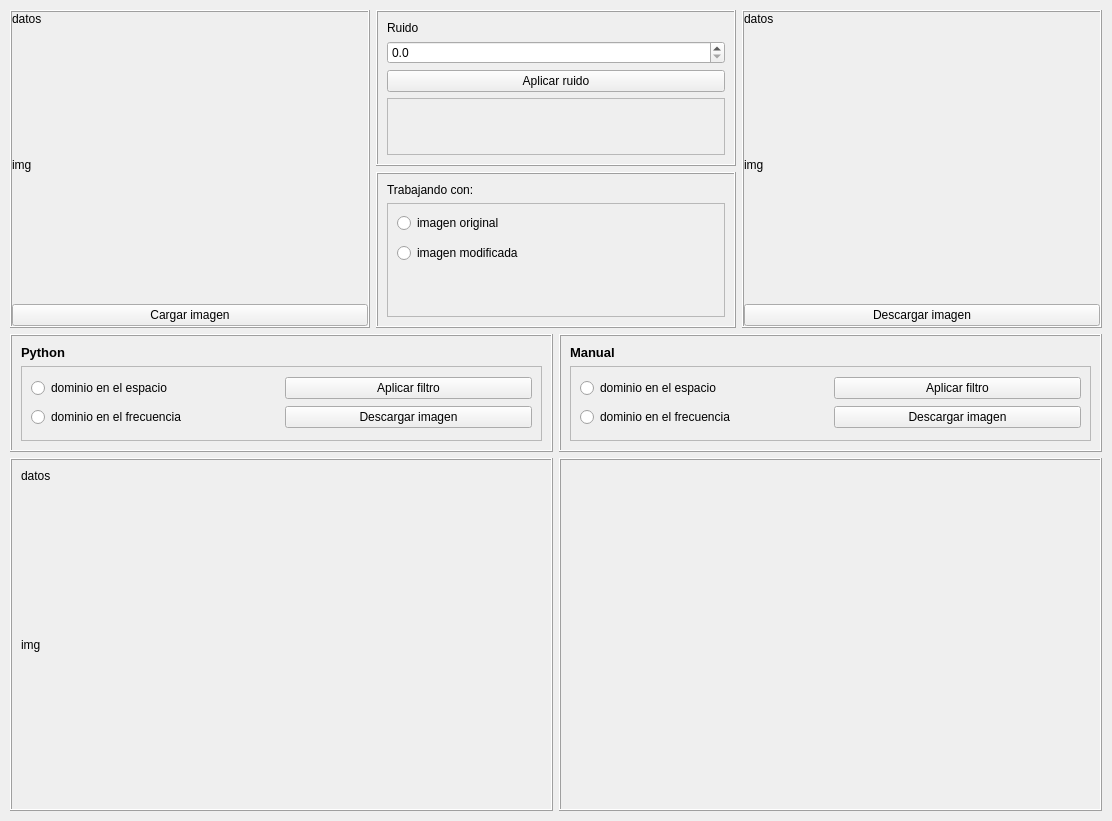
Qt form gui.ui (leninrkb/reduccion-de-ruido-con-python) before a commit.
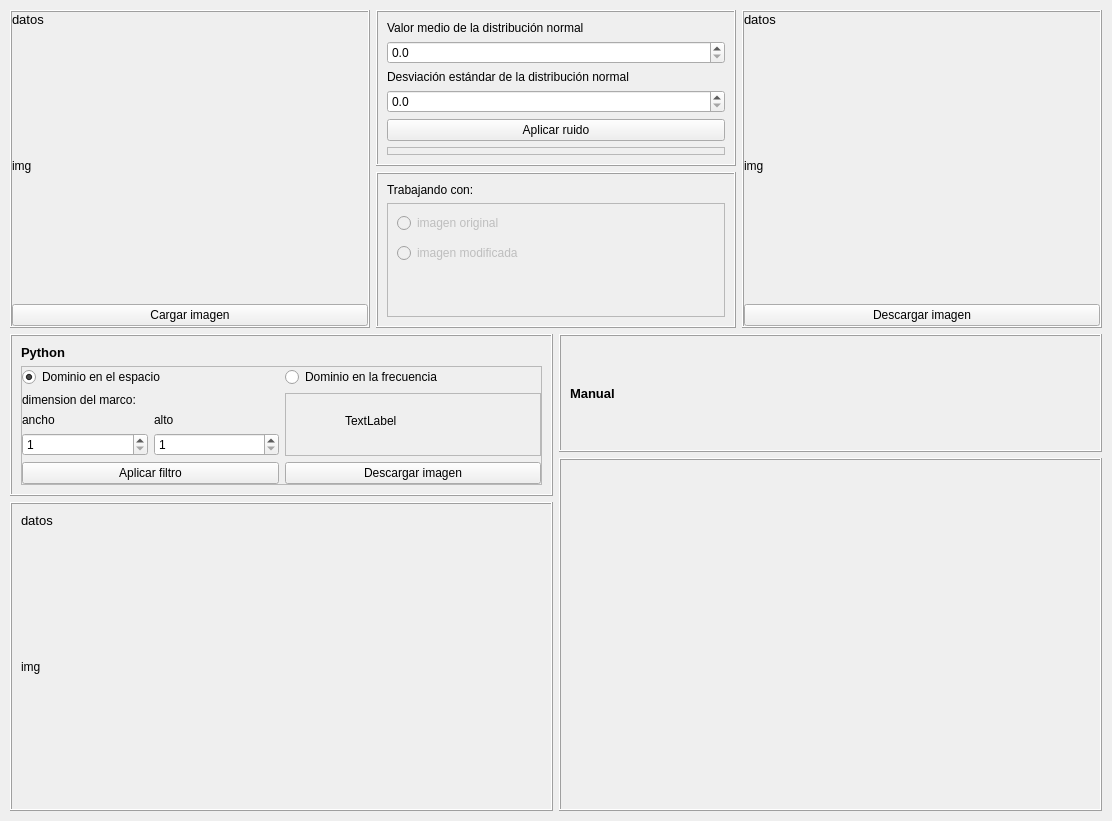
The same form after that commit.

Commit message: aplicar ruido, descargar, ajustar img

```diff
--- a/gui.ui
+++ b/gui.ui
@@ -71,6 +71,11 @@
           </property>
           <item>
            <widget class="QLabel" name="label_img_original_datos">
+            <property name="font">
+             <font>
+              <pointsize>10</pointsize>
+             </font>
+            </property>
             <property name="text">
              <string>datos</string>
             </property>
@@ -122,11 +127,11 @@
             <property name="frameShadow">
              <enum>QFrame::Raised</enum>
             </property>
-            <layout class="QVBoxLayout" name="verticalLayout_4" stretch="1,0,1,4">
+            <layout class="QVBoxLayout" name="verticalLayout_4" stretch="1,0,0,0,1,4">
              <item>
               <widget class="QLabel" name="label_2">
                <property name="text">
-                <string>Ruido</string>
+                <string>Valor medio de la distribución normal</string>
                </property>
               </widget>
              </item>
@@ -139,7 +144,24 @@
                 <double>1.000000000000000</double>
                </property>
                <property name="singleStep">
-                <double>0.100000000000000</double>
+                <double>5.000000000000000</double>
+               </property>
+              </widget>
+             </item>
+             <item>
+              <widget class="QLabel" name="label_9">
+               <property name="text">
+                <string>Desviación estándar de la distribución normal</string>
+               </property>
+              </widget>
+             </item>
+             <item>
+              <widget class="QDoubleSpinBox" name="doubleSpinBox_desviacion">
+               <property name="decimals">
+                <number>1</number>
+               </property>
+               <property name="singleStep">
+                <double>5.000000000000000</double>
                </property>
               </widget>
              </item>
@@ -181,6 +203,9 @@
              </item>
              <item>
               <widget class="QFrame" name="frame_5">
+               <property name="enabled">
+                <bool>false</bool>
+               </property>
                <property name="frameShape">
                 <enum>QFrame::StyledPanel</enum>
                </property>
@@ -244,6 +269,11 @@
           </property>
           <item>
            <widget class="QLabel" name="label_datos_img_ruido">
+            <property name="font">
+             <font>
+              <pointsize>10</pointsize>
+             </font>
+            </property>
             <property name="text">
              <string>datos</string>
             </property>
@@ -345,33 +375,178 @@
                <property name="frameShadow">
                 <enum>QFrame::Raised</enum>
                </property>
-               <layout class="QGridLayout" name="gridLayout">
-                <item row="0" column="0">
-                 <widget class="QRadioButton" name="radioButton_python_espacio">
-                  <property name="text">
-                   <string>dominio en el espacio</string>
+               <layout class="QVBoxLayout" name="verticalLayout_12" stretch="1,0">
+                <property name="leftMargin">
+                 <number>0</number>
+                </property>
+                <property name="topMargin">
+                 <number>0</number>
+                </property>
+                <property name="rightMargin">
+                 <number>0</number>
+                </property>
+                <property name="bottomMargin">
+                 <number>0</number>
+                </property>
+                <item>
+                 <widget class="QFrame" name="frame_16">
+                  <property name="frameShape">
+                   <enum>QFrame::NoFrame</enum>
                   </property>
-                 </widget>
-                </item>
-                <item row="0" column="1">
-                 <widget class="QPushButton" name="pushButton_python_aplicar">
-                  <property name="text">
-                   <string>Aplicar filtro</string>
+                  <property name="frameShadow">
+                   <enum>QFrame::Raised</enum>
                   </property>
+                  <layout class="QGridLayout" name="gridLayout_2" rowstretch="0,0,0" columnstretch="0,0">
+                   <property name="leftMargin">
+                    <number>0</number>
+                   </property>
+                   <property name="topMargin">
+                    <number>0</number>
+                   </property>
+                   <property name="rightMargin">
+                    <number>0</number>
+                   </property>
+                   <property name="bottomMargin">
+                    <number>0</number>
+                   </property>
+                   <item row="2" column="0">
+                    <widget class="QFrame" name="frame_17">
+                     <property name="frameShape">
+                      <enum>QFrame::NoFrame</enum>
+                     </property>
+                     <property name="frameShadow">
+                      <enum>QFrame::Raised</enum>
+                     </property>
+                     <layout class="QGridLayout" name="gridLayout">
+                      <property name="leftMargin">
+                       <number>0</number>
+                      </property>
+                      <property name="topMargin">
+                       <number>0</number>
+                      </property>
+                      <property name="rightMargin">
+                       <number>0</number>
+                      </property>
+                      <property name="bottomMargin">
+                       <number>0</number>
+                      </property>
+                      <item row="0" column="0" colspan="2">
+                       <widget class="QLabel" name="label_5">
+                        <property name="text">
+                         <string>dimension del marco:</string>
+                        </property>
+                       </widget>
+                      </item>
+                      <item row="1" column="0">
+                       <widget class="QLabel" name="label_6">
+                        <property name="text">
+                         <string>ancho</string>
+                        </property>
+                       </widget>
+                      </item>
+                      <item row="2" column="0">
+                       <widget class="QSpinBox" name="spinBox_python_espacio_ancho">
+                        <property name="minimum">
+                         <number>1</number>
+                        </property>
+                       </widget>
+                      </item>
+                      <item row="1" column="1">
+                       <widget class="QLabel" name="label_7">
+                        <property name="text">
+                         <string>alto</string>
+                        </property>
+                       </widget>
+                      </item>
+                      <item row="2" column="1">
+                       <widget class="QSpinBox" name="spinBox_python_espacio_alto">
+                        <property name="minimum">
+                         <number>1</number>
+                        </property>
+                       </widget>
+                      </item>
+                     </layout>
+                    </widget>
+                   </item>
+                   <item row="2" column="1">
+                    <widget class="QFrame" name="frame_18">
+                     <property name="frameShape">
+                      <enum>QFrame::StyledPanel</enum>
+                     </property>
+                     <property name="frameShadow">
+                      <enum>QFrame::Raised</enum>
+                     </property>
+                     <widget class="QLabel" name="label_8">
+                      <property name="geometry">
+                       <rect>
+                        <x>60</x>
+                        <y>20</y>
+                        <width>55</width>
+                        <height>16</height>
+                       </rect>
+                      </property>
+                      <property name="text">
+                       <string>TextLabel</string>
+                      </property>
+                     </widget>
+                    </widget>
+                   </item>
+                   <item row="0" column="0">
+                    <widget class="QRadioButton" name="radioButton_python_espacio">
+                     <property name="text">
+                      <string>Dominio en el espacio</string>
+                     </property>
+                     <property name="checked">
+                      <bool>true</bool>
+                     </property>
+                    </widget>
+                   </item>
+                   <item row="0" column="1">
+                    <widget class="QRadioButton" name="radioButton_python_frecuencia">
+                     <property name="text">
+                      <string>Dominio en la frecuencia</string>
+                     </property>
+                    </widget>
+                   </item>
+                  </layout>
                  </widget>
                 </item>
-                <item row="1" column="0">
-                 <widget class="QRadioButton" name="radioButton_python_frecuencia">
-                  <property name="text">
-                   <string>dominio en el frecuencia</string>
+                <item>
+                 <widget class="QFrame" name="frame_15">
+                  <property name="frameShape">
+                   <enum>QFrame::NoFrame</enum>
                   </property>
-                 </widget>
-                </item>
-                <item row="1" column="1">
-                 <widget class="QPushButton" name="pushButton_python_descargar">
-                  <property name="text">
-                   <string>Descargar imagen</string>
+                  <property name="frameShadow">
+                   <enum>QFrame::Raised</enum>
                   </property>
+                  <layout class="QHBoxLayout" name="horizontalLayout_3">
+                   <property name="leftMargin">
+                    <number>0</number>
+                   </property>
+                   <property name="topMargin">
+                    <number>0</number>
+                   </property>
+                   <property name="rightMargin">
+                    <number>0</number>
+                   </property>
+                   <property name="bottomMargin">
+                    <number>0</number>
+                   </property>
+                   <item>
+                    <widget class="QPushButton" name="pushButton_python_aplicar">
+                     <property name="text">
+                      <string>Aplicar filtro</string>
+                     </property>
+                    </widget>
+                   </item>
+                   <item>
+                    <widget class="QPushButton" name="pushButton_python_descargar">
+                     <property name="text">
+                      <string>Descargar imagen</string>
+                     </property>
+                    </widget>
+                   </item>
+                  </layout>
                  </widget>
                 </item>
                </layout>
@@ -391,6 +566,11 @@
             <layout class="QVBoxLayout" name="verticalLayout_11" stretch="0,1">
              <item>
               <widget class="QLabel" name="label_python_datos_img">
+               <property name="font">
+                <font>
+                 <pointsize>10</pointsize>
+                </font>
+               </property>
                <property name="text">
                 <string>datos</string>
                </property>
@@ -438,7 +618,7 @@
             <property name="frameShadow">
              <enum>QFrame::Raised</enum>
             </property>
-            <layout class="QVBoxLayout" name="verticalLayout_10" stretch="0,1">
+            <layout class="QVBoxLayout" name="verticalLayout_10" stretch="0">
              <item>
               <widget class="QLabel" name="label_4">
                <property name="font">
@@ -453,46 +633,6 @@
                </property>
               </widget>
              </item>
-             <item>
-              <widget class="QFrame" name="frame_15">
-               <property name="frameShape">
-                <enum>QFrame::StyledPanel</enum>
-               </property>
-               <property name="frameShadow">
-                <enum>QFrame::Raised</enum>
-               </property>
-               <layout class="QGridLayout" name="gridLayout_2">
-                <item row="0" column="0">
-                 <widget class="QRadioButton" name="radioButton_python_espacio_2">
-                  <property name="text">
-                   <string>dominio en el espacio</string>
-                  </property>
-                 </widget>
-                </item>
-                <item row="0" column="1">
-                 <widget class="QPushButton" name="pushButton_python_aplicar_2">
-                  <property name="text">
-                   <string>Aplicar filtro</string>
-                  </property>
-                 </widget>
-                </item>
-                <item row="1" column="0">
-                 <widget class="QRadioButton" name="radioButton_python_frecuencia_2">
-                  <property name="text">
-                   <string>dominio en el frecuencia</string>
-                  </property>
-                 </widget>
-                </item>
-                <item row="1" column="1">
-                 <widget class="QPushButton" name="pushButton">
-                  <property name="text">
-                   <string>Descargar imagen</string>
-                  </property>
-                 </widget>
-                </item>
-               </layout>
-              </widget>
-             </item>
             </layout>
            </widget>
           </item>
```
Left out of the diff: 6 changed lines with no effect on the pictures. The commit also changes 1 other file.
